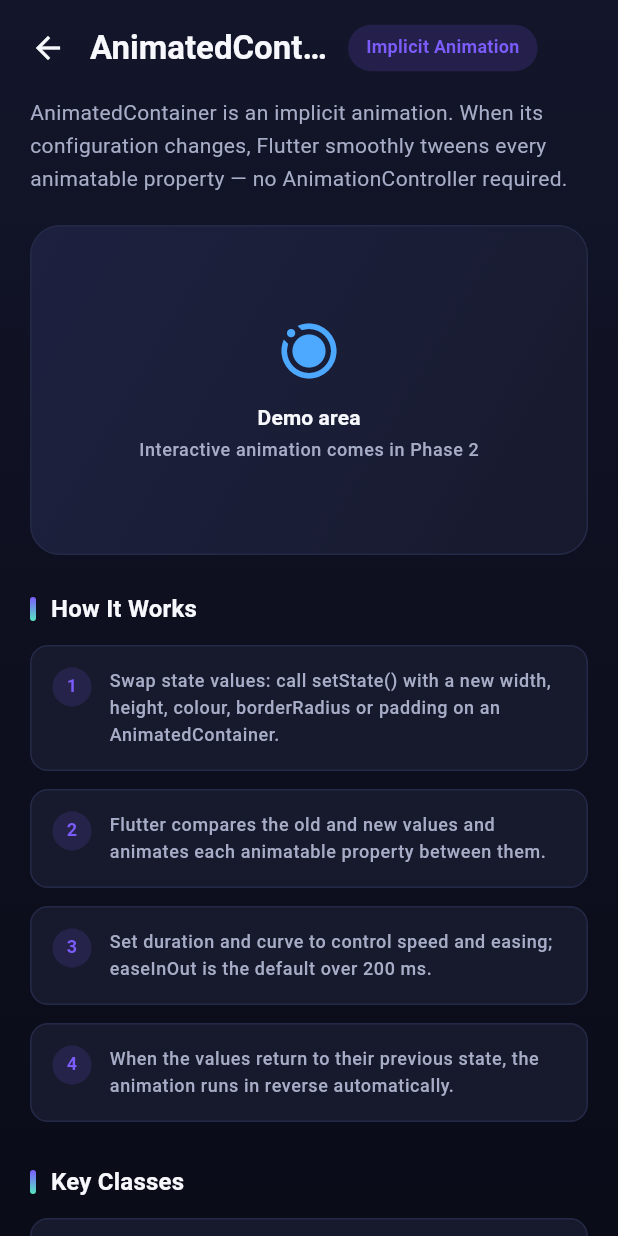
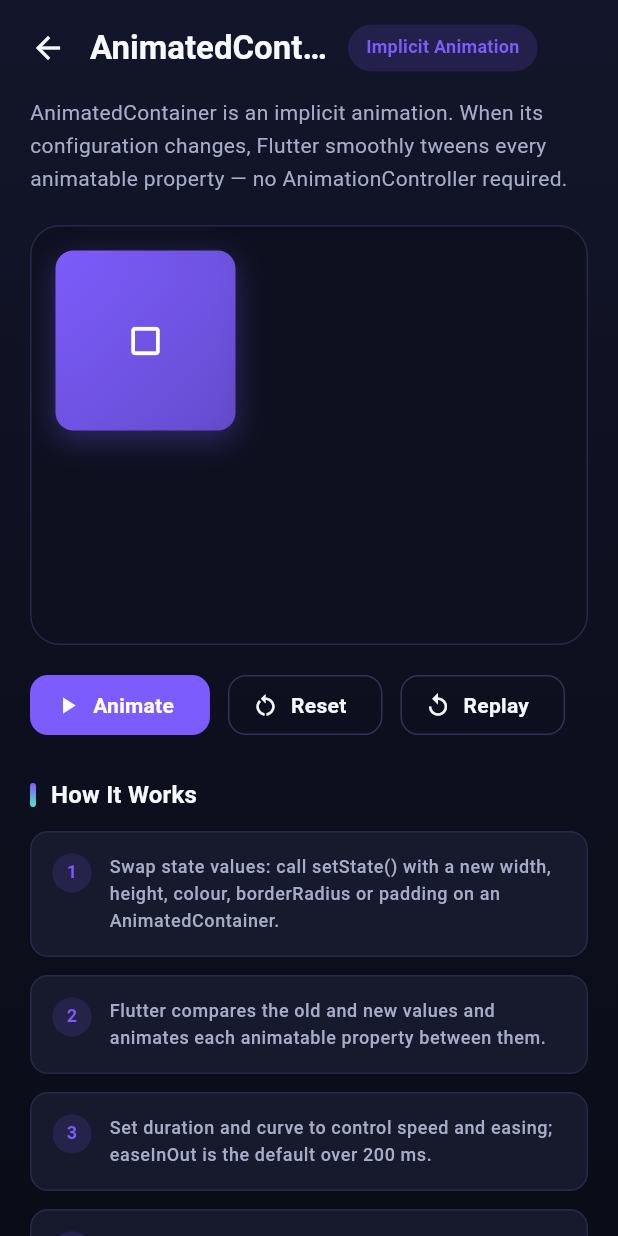
Before and after one commit to fahadkhalid22/Flutter-Animation-Showcase, a Flutter app: the screen it shows after launch, after a tap on "01", on a phone screen of 412 x 824 dp. Run offline on Flutter 3.47's test engine with Material 3 defaults, Android fonts, the phone set to English and light mode, and no system bars.

Commit message:
feat: implement AnimatedContainer transition demo
Co-Authored-By: Claude Code <noreply@anthropic.com>

```diff
--- a/lib/core/theme/app_theme.dart
+++ b/lib/core/theme/app_theme.dart
@@ -69,6 +69,19 @@ abstract final class AppTheme {
         ),
       ),
       iconTheme: const IconThemeData(color: AppColors.textPrimary),
+      outlinedButtonTheme: OutlinedButtonThemeData(
+        style: OutlinedButton.styleFrom(
+          foregroundColor: AppColors.textPrimary,
+          side: const BorderSide(color: Color(0xFF2E3355)),
+          shape: RoundedRectangleBorder(
+            borderRadius: BorderRadius.circular(12),
+          ),
+          textStyle: const TextStyle(
+            fontWeight: FontWeight.w600,
+            letterSpacing: 0.2,
+          ),
+        ),
+      ),
       dividerTheme: const DividerThemeData(
         color: Color(0xFF242947),
         thickness: 1,
--- /dev/null
+++ b/lib/features/animated_container/animated_container_demo.dart
@@ -0,0 +1,166 @@
+import 'package:flutter/material.dart';
+
+import '../../core/constants/app_colors.dart';
+import '../../core/constants/app_radius.dart';
+import '../../core/constants/app_spacing.dart';
+
+/// Interactive demo of [AnimatedContainer] — the implicit-animation showcase.
+///
+/// Every visual change here (size, gradient, corner radius, padding and
+/// alignment) is an ordinary property swap driven by [setState]. There is no
+/// [AnimationController] anywhere: [AnimatedContainer] interpolates between
+/// the old and new values by itself.
+class AnimatedContainerDemo extends StatefulWidget {
+  /// Creates the interactive AnimatedContainer demo.
+  const AnimatedContainerDemo({super.key});
+
+  @override
+  State<AnimatedContainerDemo> createState() => _AnimatedContainerDemoState();
+}
+
+class _AnimatedContainerDemoState extends State<AnimatedContainerDemo> {
+  /// How long the implicit transition takes.
+  static const Duration _transitionDuration = Duration(milliseconds: 650);
+
+  /// Easing applied to every animated property.
+  static const Curve _transitionCurve = Curves.easeInOutCubic;
+
+  /// Side length of the collapsed card.
+  static const double _collapsedSize = 120;
+
+  /// Side length of the expanded card.
+  static const double _expandedSize = 212;
+
+  bool _isExpanded = false;
+
+  /// Current transition duration. Temporarily set to [Duration.zero] by
+  /// replay so the card snaps back before the animation runs again.
+  Duration _duration = _transitionDuration;
+
+  /// Expand to the animated state.
+  void _animate() {
+    setState(() {
+      _duration = _transitionDuration;
+      _isExpanded = true;
+    });
+  }
+
+  /// Return to the initial state.
+  void _reset() {
+    setState(() {
+      _duration = _transitionDuration;
+      _isExpanded = false;
+    });
+  }
+
+  /// Snap back instantly, then animate forward on the next frame so the
+  /// transition is seen again from the very start.
+  void _replay() {
+    setState(() {
+      _duration = Duration.zero;
+      _isExpanded = false;
+    });
+    WidgetsBinding.instance.addPostFrameCallback((_) {
+      if (!mounted) {
+        return;
+      }
+      setState(() {
+        _duration = _transitionDuration;
+        _isExpanded = true;
+      });
+    });
+  }
+
+  @override
+  Widget build(BuildContext context) {
+    return Column(
+      crossAxisAlignment: CrossAxisAlignment.stretch,
+      children: [
+        _buildStage(),
+        const SizedBox(height: AppSpacing.lg),
+        _buildControls(),
+      ],
+    );
+  }
+
+  /// The canvas the animated card moves and grows inside.
+  Widget _buildStage() {
+    return Container(
+      height: 280,
+      padding: const EdgeInsets.all(AppSpacing.lg),
+      decoration: BoxDecoration(
+        color: AppColors.background,
+        borderRadius: BorderRadius.circular(AppRadius.xl),
+        border: Border.all(color: const Color(0xFF242947)),
+      ),
+      child: AnimatedAlign(
+        duration: _duration,
+        curve: _transitionCurve,
+        alignment: _isExpanded ? Alignment.center : Alignment.topLeft,
+        child: AnimatedContainer(
+          duration: _duration,
+          curve: _transitionCurve,
+          width: _isExpanded ? _expandedSize : _collapsedSize,
+          height: _isExpanded ? _expandedSize : _collapsedSize,
+          padding: EdgeInsets.all(_isExpanded ? 28 : 14),
+          decoration: BoxDecoration(
+            gradient: LinearGradient(
+              begin: Alignment.topLeft,
+              end: Alignment.bottomRight,
+              colors: _isExpanded
+                  ? const [AppColors.secondary, AppColors.accent]
+                  : [
+                      AppColors.primary,
+                      AppColors.primary.withValues(alpha: 0.7),
+                    ],
+            ),
+            borderRadius: BorderRadius.circular(
+              _isExpanded ? AppRadius.xxl + 12 : AppRadius.md,
+            ),
+            boxShadow: [
+              BoxShadow(
+                color: (_isExpanded ? AppColors.secondary : AppColors.primary)
+                    .withValues(alpha: _isExpanded ? 0.45 : 0.30),
+                blurRadius: _isExpanded ? 32 : 16,
+                spreadRadius: _isExpanded ? 2 : 0,
+                offset: Offset(0, _isExpanded ? 12 : 6),
+              ),
+            ],
+          ),
+          child: Center(
+            child: Icon(
+              _isExpanded ? Icons.open_in_full : Icons.crop_square,
+              color: Colors.white,
+              size: _isExpanded ? 44 : 28,
+            ),
+          ),
+        ),
+      ),
+    );
+  }
+
+  /// Animate / Reset / Replay controls. Wrapped so they never overflow.
+  Widget _buildControls() {
+    return Wrap(
+      spacing: AppSpacing.md,
+      runSpacing: AppSpacing.md,
+      children: [
+        FilledButton.icon(
+          onPressed: _animate,
+          icon: const Icon(Icons.play_arrow),
+          label: const Text('Animate'),
+        ),
+        OutlinedButton.icon(
+          onPressed: _reset,
+          icon: const Icon(Icons.restart_alt),
+          label: const Text('Reset'),
+        ),
+        OutlinedButton.icon(
+          onPressed: _replay,
+          icon: const Icon(Icons.replay),
+          label: const Text('Replay'),
+        ),
+      ],
+    );
+  }
+}
--- a/lib/features/animated_container/animated_container_demo_screen.dart
+++ b/lib/features/animated_container/animated_container_demo_screen.dart
@@ -2,8 +2,8 @@ import 'package:flutter/material.dart';
 
 import '../../core/constants/app_strings.dart';
 import '../../shared/demo_lesson_view.dart';
-import '../../shared/demo_placeholder.dart';
 import '../../shared/demo_screen_shell.dart';
+import 'animated_container_demo.dart';
 
 /// Demo 01 — AnimatedContainer.
 ///
@@ -24,7 +24,7 @@ class AnimatedContainerDemoScreen extends StatelessWidget {
             'AnimatedContainer is an implicit animation. When its '
             'configuration changes, Flutter smoothly tweens every animatable '
             'property — no AnimationController required.',
-        demo: DemoPlaceholder(),
+        demo: AnimatedContainerDemo(),
         howItWorks: [
           'Swap state values: call setState() with a new width, height, '
               'colour, borderRadius or padding on an AnimatedContainer.',
```
